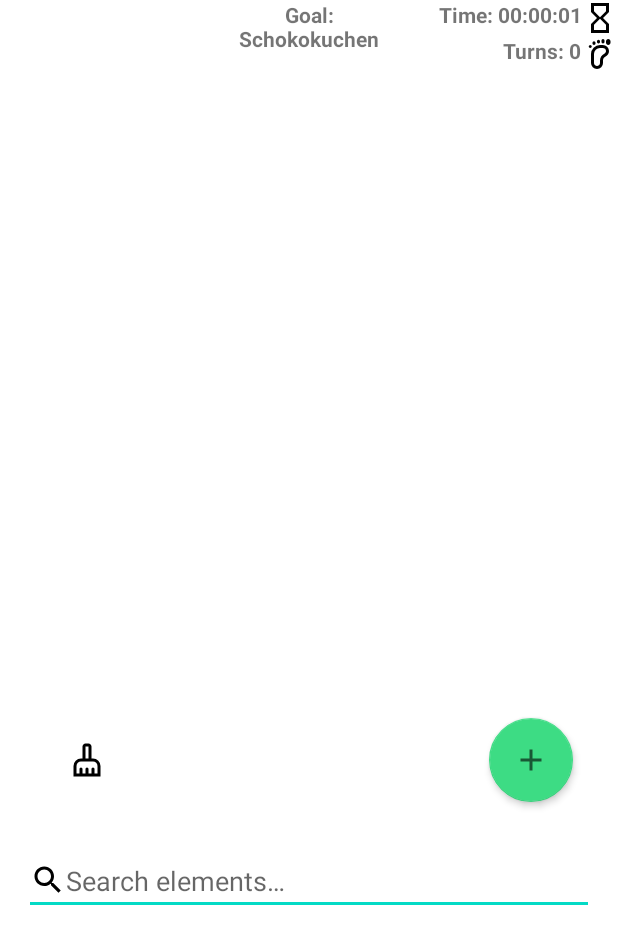
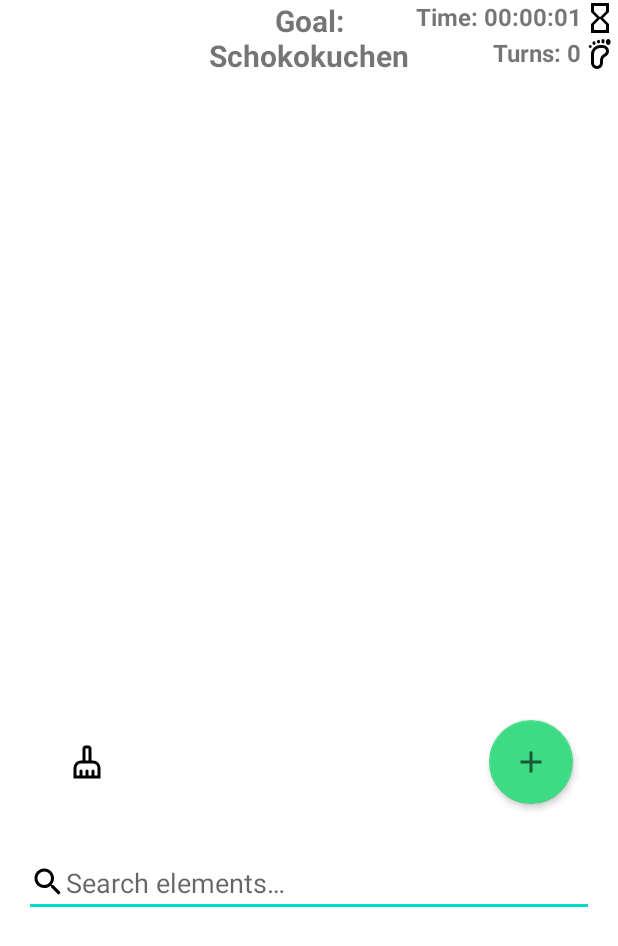
Before and after one commit to KuerbisKuchen02/MixIt, an Android app: the screen it shows after launch (GameActivity), after a tap on "ARCADE", on a phone screen of 412 x 824 dp. Shown: the top 946 px of the screen. Run offline under Robolectric (Android 15) with nearby library versions, the phone set to English and light mode, and no system bars; our stand-ins replace FlexboxLayout, Room's generated code; 5 statements that could not run were skipped.

Commit message:
feat: bind textsize inArcadeFragment to dimensions.xml
#24

```diff
--- a/app/src/main/res/layout/activity_game.xml
+++ b/app/src/main/res/layout/activity_game.xml
@@ -1,6 +1,5 @@
 <?xml version="1.0" encoding="utf-8"?>
 <LinearLayout xmlns:android="http://schemas.android.com/apk/res/android"
-    xmlns:app="http://schemas.android.com/apk/res-auto"
     xmlns:tools="http://schemas.android.com/tools"
     android:fitsSystemWindows="true"
     android:id="@+id/linearLayout"
--- a/app/src/main/res/layout/fragment_arcade.xml
+++ b/app/src/main/res/layout/fragment_arcade.xml
@@ -1,7 +1,6 @@
 <?xml version="1.0" encoding="utf-8"?>
 <androidx.constraintlayout.widget.ConstraintLayout xmlns:android="http://schemas.android.com/apk/res/android"
     xmlns:app="http://schemas.android.com/apk/res-auto"
-    xmlns:tools="http://schemas.android.com/tools"
     android:layout_width="match_parent"
     android:layout_height="match_parent">
 
@@ -11,6 +10,7 @@
         android:layout_height="wrap_content"
         android:drawableRight="@drawable/baseline_hourglass_empty_24"
         android:text="TextView"
+        android:textSize="@dimen/text_size_medium"
         android:textStyle="bold"
         app:layout_constraintEnd_toEndOf="parent"
         app:layout_constraintTop_toTopOf="parent" />
@@ -21,6 +21,7 @@
         android:layout_height="wrap_content"
         android:drawableRight="@drawable/outline_barefoot_24"
         android:text="TextView"
+        android:textSize="@dimen/text_size_medium"
         android:textStyle="bold"
         app:layout_constraintEnd_toEndOf="parent"
         app:layout_constraintTop_toBottomOf="@+id/textview_time_since_start" />
@@ -31,6 +32,7 @@
         android:layout_height="wrap_content"
         android:text="TextView"
         android:textAlignment="center"
+        android:textSize="@dimen/text_size_large"
         android:textStyle="bold"
         app:layout_constraintEnd_toEndOf="parent"
         app:layout_constraintStart_toStartOf="parent"
```
